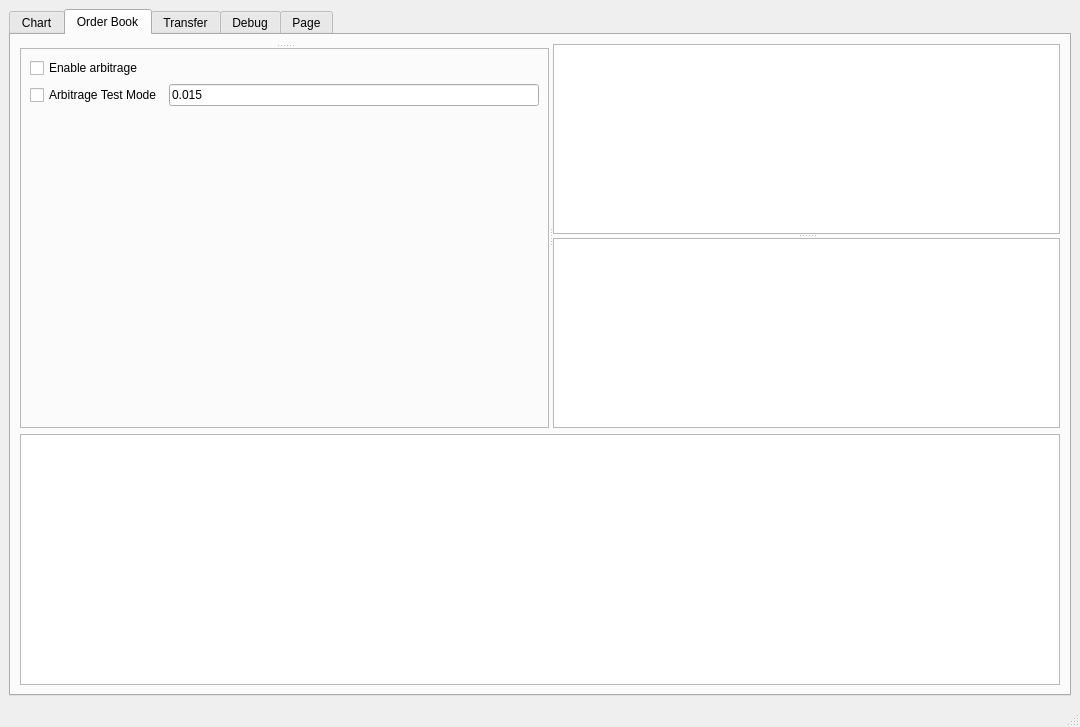
Qt form src/mainwindow.ui (biddisco/lxqt-build-tools) before a commit.
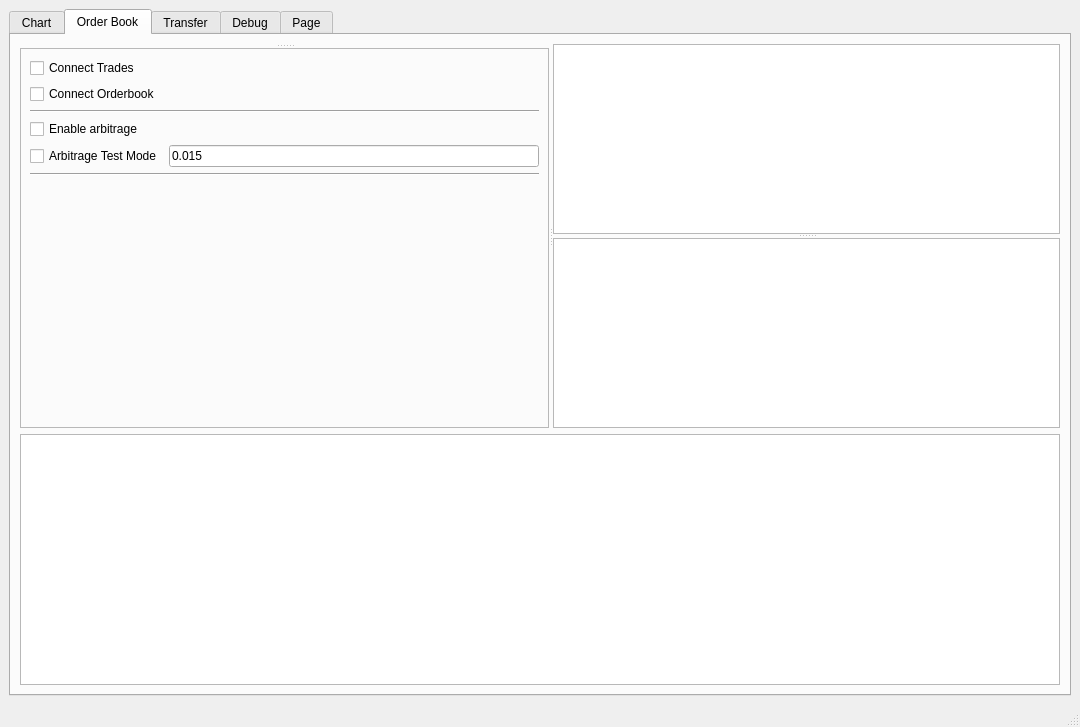
The same form after that commit. The open tabs and pages were chosen to show the change.

```diff
--- a/src/mainwindow.ui
+++ b/src/mainwindow.ui
@@ -213,34 +213,7 @@
                <enum>QFrame::Raised</enum>
               </property>
               <layout class="QGridLayout" name="gridLayout">
-               <item row="1" column="0">
-                <widget class="QCheckBox" name="arbitrage_test_mode">
-                 <property name="text">
-                  <string>Arbitrage Test Mode</string>
-                 </property>
-                 <property name="checked">
-                  <bool>false</bool>
-                 </property>
-                </widget>
-               </item>
-               <item row="1" column="1">
-                <widget class="QLineEdit" name="arbitrage_test_offset">
-                 <property name="text">
-                  <string>0.015</string>
-                 </property>
-                </widget>
-               </item>
-               <item row="0" column="0" colspan="2">
-                <widget class="QCheckBox" name="enable_arbitrage">
-                 <property name="text">
-                  <string>Enable arbitrage</string>
-                 </property>
-                 <property name="checked">
-                  <bool>false</bool>
-                 </property>
-                </widget>
-               </item>
-               <item row="2" column="0">
+               <item row="7" column="0">
                 <spacer name="verticalSpacer">
                  <property name="orientation">
                   <enum>Qt::Vertical</enum>
@@ -253,6 +226,61 @@
                  </property>
                 </spacer>
                </item>
+               <item row="4" column="0">
+                <widget class="QCheckBox" name="enable_arbitrage">
+                 <property name="text">
+                  <string>Enable arbitrage</string>
+                 </property>
+                 <property name="checked">
+                  <bool>false</bool>
+                 </property>
+                </widget>
+               </item>
+               <item row="2" column="0">
+                <widget class="QCheckBox" name="connect_orderbook">
+                 <property name="text">
+                  <string>Connect Orderbook</string>
+                 </property>
+                </widget>
+               </item>
+               <item row="5" column="1">
+                <widget class="QLineEdit" name="arbitrage_test_offset">
+                 <property name="text">
+                  <string>0.015</string>
+                 </property>
+                </widget>
+               </item>
+               <item row="5" column="0">
+                <widget class="QCheckBox" name="arbitrage_test_mode">
+                 <property name="text">
+                  <string>Arbitrage Test Mode</string>
+                 </property>
+                 <property name="checked">
+                  <bool>false</bool>
+                 </property>
+                </widget>
+               </item>
+               <item row="1" column="0">
+                <widget class="QCheckBox" name="checkBox">
+                 <property name="text">
+                  <string>Connect Trades</string>
+                 </property>
+                </widget>
+               </item>
+               <item row="3" column="0" colspan="2">
+                <widget class="Line" name="line_3">
+                 <property name="orientation">
+                  <enum>Qt::Horizontal</enum>
+                 </property>
+                </widget>
+               </item>
+               <item row="6" column="0" colspan="2">
+                <widget class="Line" name="line_4">
+                 <property name="orientation">
+                  <enum>Qt::Horizontal</enum>
+                 </property>
+                </widget>
+               </item>
               </layout>
              </widget>
             </widget>
```
Left out of the diff: 10 changed lines with no effect on the pictures.
